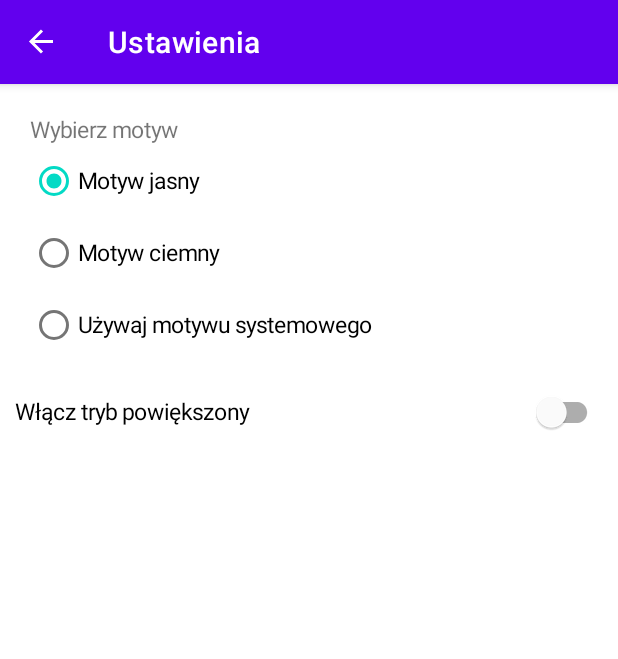
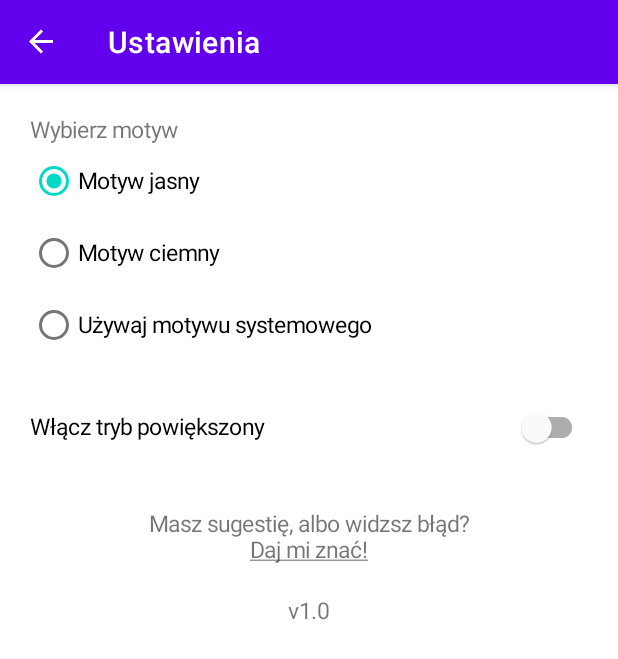
Before and after one commit to qxtno/Koledy, an Android app: the SettingsFragment screen opened through its navigation route, on a phone screen of 412 x 824 dp. Shown: the top 659 px of the screen. Run offline under Robolectric (Android 15) with nearby library versions, the phone set to English and light mode, and no system bars; our stand-ins replace navigation-ui.

Commit message:
Refactor, added version and suggestion text view, fixed scaling

```diff
--- a/app/src/main/java/io/qxtno/carols/activities/SlideActivity.java
+++ b/app/src/main/java/io/qxtno/carols/activities/SlideActivity.java
@@ -1,9 +1,7 @@
 package io.qxtno.carols.activities;
 
-import android.content.SharedPreferences;
 import android.content.res.Resources;
 import android.os.Bundle;
-import android.preference.PreferenceManager;
 
 import androidx.fragment.app.Fragment;
 
--- a/app/src/main/java/io/qxtno/carols/fragments/SettingsFragment.java
+++ b/app/src/main/java/io/qxtno/carols/fragments/SettingsFragment.java
@@ -2,7 +2,9 @@ package io.qxtno.carols.fragments;
 
 import android.annotation.SuppressLint;
 import android.content.Context;
+import android.content.Intent;
 import android.content.SharedPreferences;
+import android.net.Uri;
 import android.os.Build;
 import android.os.Bundle;
 import android.view.LayoutInflater;
@@ -29,6 +31,8 @@ public class SettingsFragment extends Fragment {
     private RadioButton systemRadio;
     private SwitchMaterial scaleSwitch;
     private TextView themeText;
+    private TextView suggestionText;
+    private TextView infoText;
     private SharedPreferences sharedPreferences;
     private SharedPreferences.Editor editor;
 
@@ -43,6 +47,8 @@ public class SettingsFragment extends Fragment {
         systemRadio = view.findViewById(R.id.radio_system);
         scaleSwitch = view.findViewById(R.id.scale_switch);
         themeText = view.findViewById(R.id.theme_text);
+        suggestionText = view.findViewById(R.id.suggestions_text_view);
+        infoText = view.findViewById(R.id.info_text_view);
 
         sharedPreferences = requireActivity().getSharedPreferences("mode", Context.MODE_PRIVATE);
 
@@ -51,6 +57,14 @@ public class SettingsFragment extends Fragment {
         sizeChanger();
 
         setHasOptionsMenu(true);
+
+        suggestionText.setOnClickListener(v -> {
+            String subject = "Sugestia dotycząca aplikacji " + getResources().getString(R.string.app_name);
+            Intent intent = new Intent(Intent.ACTION_VIEW);
+            Uri data = Uri.parse("mailto:qxtno@outlook.com?subject=" + Uri.encode(subject));
+            intent.setData(data);
+            startActivity(intent);
+        });
 
         return view;
     }
@@ -122,7 +136,7 @@ public class SettingsFragment extends Fragment {
             } else {
                 editor.putFloat("scaleSize", 18)
                         .putBoolean("scaleLarge", false)
-                        .putFloat("size", 25)
+                        .putFloat("size", 18)
                         .apply();
                 scaleSwitch.setText(R.string.scale_large);
             }
@@ -143,5 +157,7 @@ public class SettingsFragment extends Fragment {
         darkRadio.setTextSize(size);
         systemRadio.setTextSize(size);
         scaleSwitch.setTextSize(size);
+        suggestionText.setTextSize(size);
+        infoText.setTextSize(size);
     }
 }
--- a/app/src/main/java/io/qxtno/carols/model/Carol.java
+++ b/app/src/main/java/io/qxtno/carols/model/Carol.java
@@ -6,9 +6,6 @@ import android.os.Parcelable;
 public class Carol implements Parcelable {
     public String title;
     public String carol_text;
-
-    public Carol() {
-    }
 
     public Carol(String title, String carol_text) {
         this.title = title;
--- a/app/src/main/res/layout/fragment_settings.xml
+++ b/app/src/main/res/layout/fragment_settings.xml
@@ -52,7 +52,26 @@
             android:id="@+id/scale_switch"
             android:layout_width="match_parent"
             android:layout_height="wrap_content"
+            android:layout_margin="10dp"
             android:text="@string/scale_large"
+            android:textSize="15sp" />
+
+        <TextView
+            android:id="@+id/suggestions_text_view"
+            android:layout_width="wrap_content"
+            android:layout_height="wrap_content"
+            android:layout_gravity="center"
+            android:layout_margin="20dp"
+            android:gravity="center"
+            android:text="@string/suggestion"
+            android:textSize="15sp" />
+
+        <TextView
+            android:id="@+id/info_text_view"
+            android:layout_width="wrap_content"
+            android:layout_height="wrap_content"
+            android:layout_gravity="center"
+            android:text="@string/info"
             android:textSize="15sp" />
     </LinearLayout>
 </ScrollView>
--- a/app/src/main/res/values/strings.xml
+++ b/app/src/main/res/values/strings.xml
@@ -24,5 +24,6 @@
     <string name="slide_3_desc">Aby ułatwić widoczność zarówno tekstu jak i listy kolęd można wybrać tryb powiększony, znajdujący się w ustawieniach.</string>
     <string name="slide_text_size">Rozmiar tekstu</string>
     <string name="slide_scale">Tryb powiększony</string>
+    <string name="suggestion">Masz sugestię, albo widzsz błąd?\n<u>Daj mi znać!</u></string>
     <string name="info">v1.0</string>
 </resources>
```
Also changed, not shown: app/src/main/java/io/qxtno/carols/activities/MainActivity.java (+0 -17 lines), app/src/main/java/io/qxtno/carols/fragments/CarolFragment.java (+6 -15 lines).
